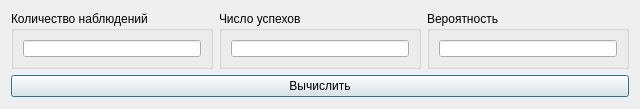
Qt form Popelov_Kuznetsov_bernulli/calculator.ui (Alivexx/bernulli) before a commit.
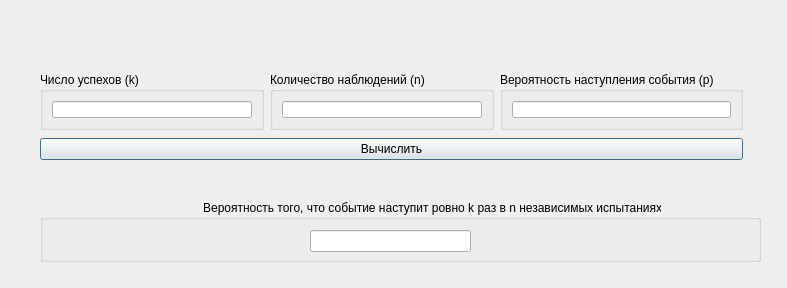
The same form after that commit. Icons and pictures are not drawn.

Diff of the .ui file:
```diff
--- a/Popelov_Kuznetsov_bernulli/calculator.ui
+++ b/Popelov_Kuznetsov_bernulli/calculator.ui
@@ -6,8 +6,8 @@
    <rect>
     <x>0</x>
     <y>0</y>
-    <width>640</width>
-    <height>109</height>
+    <width>787</width>
+    <height>288</height>
    </rect>
   </property>
   <property name="sizePolicy">
@@ -25,48 +25,18 @@
   <property name="windowTitle">
    <string>Dialog</string>
   </property>
-  <layout class="QHBoxLayout" name="horizontalLayout_3">
-   <item>
-    <layout class="QVBoxLayout" name="verticalLayout_3">
+  <widget class="QWidget" name="verticalLayoutWidget">
+   <property name="geometry">
+    <rect>
+     <x>40</x>
+     <y>70</y>
+     <width>703</width>
+     <height>93</height>
+    </rect>
+   </property>
+   <layout class="QVBoxLayout" name="verticalLayout_5">
      <item>
       <layout class="QHBoxLayout" name="horizontalLayout_2">
-       <item>
-        <widget class="QGroupBox" name="groupBox">
-         <property name="sizePolicy">
-          <sizepolicy hsizetype="Preferred" vsizetype="Preferred">
-           <horstretch>0</horstretch>
-           <verstretch>0</verstretch>
-          </sizepolicy>
-         </property>
-         <property name="maximumSize">
-          <size>
-           <width>16777215</width>
-           <height>58</height>
-          </size>
-         </property>
-         <property name="title">
-          <string>Количество наблюдений</string>
-         </property>
-         <layout class="QHBoxLayout" name="horizontalLayout">
-          <item>
-           <widget class="QLineEdit" name="count">
-            <property name="sizePolicy">
-             <sizepolicy hsizetype="Expanding" vsizetype="Maximum">
-              <horstretch>0</horstretch>
-              <verstretch>0</verstretch>
-             </sizepolicy>
-            </property>
-            <property name="maximumSize">
-             <size>
-              <width>16777215</width>
-              <height>25</height>
-             </size>
-            </property>
-           </widget>
-          </item>
-         </layout>
-        </widget>
-       </item>
        <item>
         <widget class="QGroupBox" name="groupBox_3">
          <property name="sizePolicy">
@@ -82,7 +52,7 @@
           </size>
          </property>
          <property name="title">
-          <string>Число успехов</string>
+         <string>Число успехов (k)</string>
          </property>
          <layout class="QVBoxLayout" name="verticalLayout_2">
           <item>
@@ -104,6 +74,43 @@
          </layout>
         </widget>
        </item>
+      <item>
+       <widget class="QGroupBox" name="groupBox">
+        <property name="sizePolicy">
+         <sizepolicy hsizetype="Preferred" vsizetype="Preferred">
+          <horstretch>0</horstretch>
+          <verstretch>0</verstretch>
+         </sizepolicy>
+        </property>
+        <property name="maximumSize">
+         <size>
+          <width>16777215</width>
+          <height>58</height>
+         </size>
+        </property>
+        <property name="title">
+         <string>Количество наблюдений (n)</string>
+        </property>
+        <layout class="QHBoxLayout" name="horizontalLayout">
+         <item>
+          <widget class="QLineEdit" name="count">
+           <property name="sizePolicy">
+            <sizepolicy hsizetype="Expanding" vsizetype="Maximum">
+             <horstretch>0</horstretch>
+             <verstretch>0</verstretch>
+            </sizepolicy>
+           </property>
+           <property name="maximumSize">
+            <size>
+             <width>16777215</width>
+             <height>25</height>
+            </size>
+           </property>
+          </widget>
+         </item>
+        </layout>
+       </widget>
+      </item>
        <item>
         <widget class="QGroupBox" name="groupBox_2">
          <property name="sizePolicy">
@@ -119,7 +126,7 @@
           </size>
          </property>
          <property name="title">
-          <string>Вероятность</string>
+         <string>Вероятность наступления события (p)</string>
          </property>
          <layout class="QVBoxLayout" name="verticalLayout">
           <item>
@@ -151,9 +158,52 @@
       </widget>
      </item>
     </layout>
-   </item>
-  </layout>
- </widget>
- <resources/>
+  </widget>
+  <widget class="QLabel" name="label">
+   <property name="geometry">
+    <rect>
+     <x>290</x>
+     <y>20</y>
+     <width>231</width>
+     <height>41</height>
+    </rect>
+   </property>
+   <property name="text">
+    <string/>
+   </property>
+   <property name="pixmap">
+    <pixmap resource="resource.qrc">:/rec/img/form.png</pixmap>
+   </property>
+  </widget>
+  <widget class="QGroupBox" name="groupBox_4">
+   <property name="geometry">
+    <rect>
+     <x>40</x>
+     <y>200</y>
+     <width>721</width>
+     <height>62</height>
+    </rect>
+   </property>
+   <property name="title">
+    <string>                                                 Вероятность того, что событие наступит ровно k раз в n независимых испытаниях</string>
+   </property>
+   <widget class="QLineEdit" name="answerField">
+    <property name="geometry">
+     <rect>
+      <x>270</x>
+      <y>30</y>
+      <width>161</width>
+      <height>22</height>
+     </rect>
+    </property>
+    <property name="readOnly">
+     <bool>true</bool>
+    </property>
+   </widget>
+  </widget>
+ </widget>
+ <resources>
+  <include location="resource.qrc"/>
+ </resources>
  <connections/>
 </ui>
```
Left out of the diff: 8 changed lines with no effect on the pictures. Lines whose indentation alone changed are shown as unchanged.
